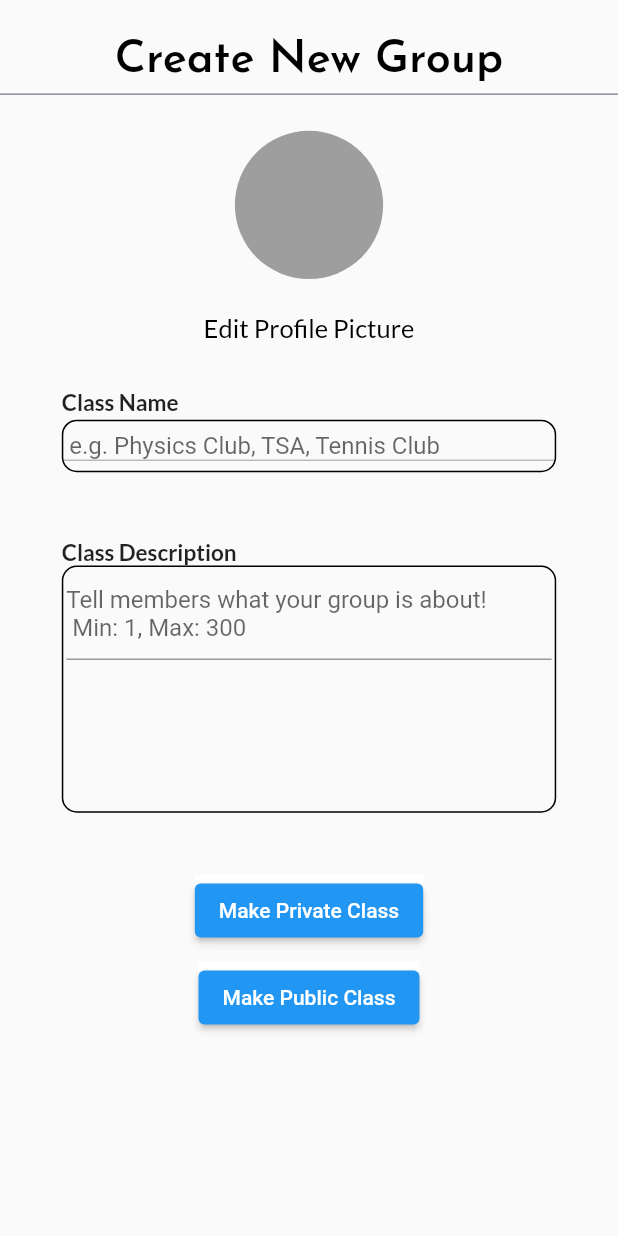
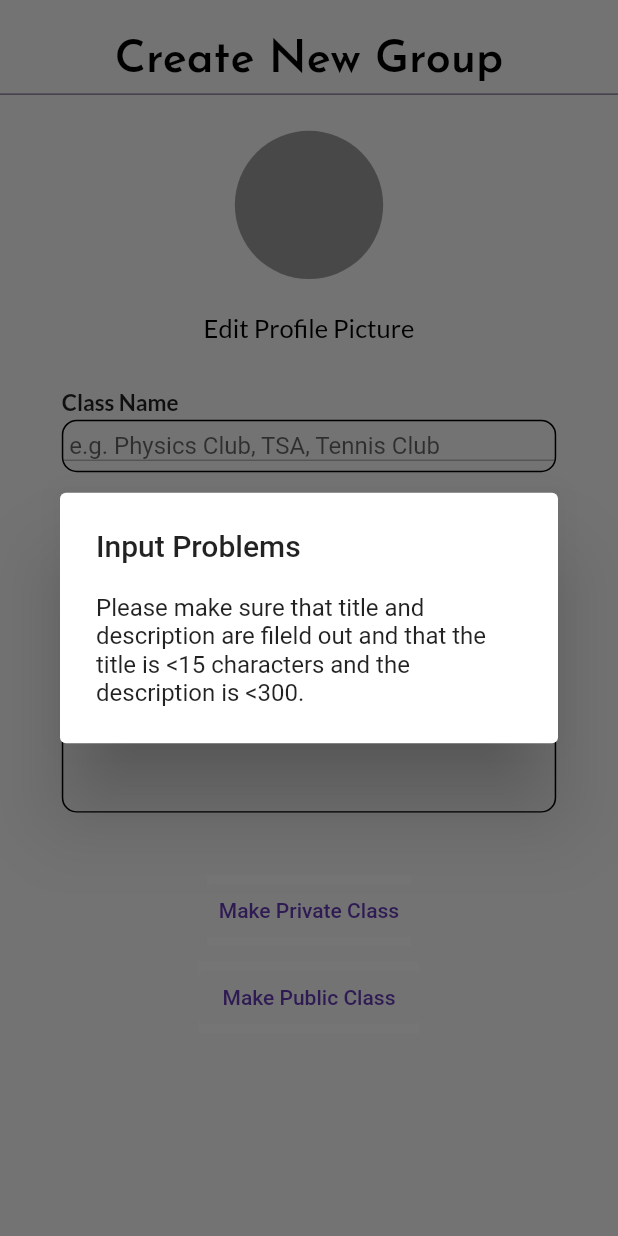
Before and after one commit to AreebE/Eduniciate, a Flutter app: the MyClassCreate screen opened directly with empty values, after a tap on "Make Private Class", on a phone screen of 412 x 824 dp. Run offline on Flutter 3.47's test engine with Material 2 defaults, Android fonts, the phone set to English and light mode, and no system bars; our stand-ins replace cloud_firestore, dash_chat_2, file_picker, firebase_auth, firebase_core, firebase_storage and 4 more; missing offline and left inert: flutter_chat_ui, paginated_search_bar; accounts and stored records are empty.

Commit message:
Update create_class_screen.dart

```diff
--- a/lib/joinAndCreateClass/create_class_screen.dart
+++ b/lib/joinAndCreateClass/create_class_screen.dart
@@ -46,6 +46,10 @@ class _MyClassCreate extends State<MyClassCreate>{
   @override
   Widget build(BuildContext context) {
     String code = "";
+    bool privateClass = true;
+    String finalClassName = "";
+    String finalClassDescription = "";
+
     return Scaffold(
       resizeToAvoidBottomInset:  false,
       body: SingleChildScrollView (
@@ -66,7 +70,9 @@ class _MyClassCreate extends State<MyClassCreate>{
           ),
           SizedBox(height:  MediaQuery. of(context). size.height * 0.01),
           ElevatedButton(
-            onPressed: () {},
+            onPressed: () {
+
+            },
             style: ElevatedButton.styleFrom(primary: Theme.of(context).scaffoldBackgroundColor, elevation: 0.0, shadowColor: Colors.transparent),
             child: Text("Edit Profile Picture", style: TextStyle(fontSize : 17, fontFamily: 'Lato', color: Colors.black)),
           ),
@@ -101,25 +107,55 @@ class _MyClassCreate extends State<MyClassCreate>{
             )
 
           ),
-          SizedBox(height:  MediaQuery. of(context). size.height * 0.05),
+          Container(height:  MediaQuery. of(context). size.height * 0.05, decoration: BoxDecoration(color: Theme.of(context).scaffoldBackgroundColor) ),
+          Container (
+            color: Colors.white,
+            child: TextButton(
+              onPressed: (){
+                if((className.text.length >= 1 && className.text.length < 15) && (description.text.length >= 1 && description.text.length < 300)){
+                  code = codeGenerator();
+                  showDialog(
+                    context: context,
+                    builder: (context) {
+                      return AlertDialog(
+                        title: Text("The code for your private class is: " + code),
+                        content: Text("Make sure to copy the code!"),
+                      );
+                    }
+                  );
+                } else {
+                  showDialog(
+                    context: context,
+                    builder: (context) {
+                      return AlertDialog(
+                        title: Text("Input Problems"),
+                        content: Text("Please make sure that title and description are fileld out and that the title is <15 characters and the description is <300."),
+                      );
+                    }
+                  );
+                }
+              },
+              style: ElevatedButton.styleFrom(primary: Theme.of(context).scaffoldBackgroundColor, elevation: 0.0, shadowColor: Colors.transparent),
+              child: Text ("Make Private Class", style: TextStyle(color: Colors.deepPurple) )
+            )
+          ),
+          Container(height:  10, decoration: BoxDecoration(color: Theme.of(context).scaffoldBackgroundColor) ),
           Container (
             color: Colors.white,
             child: ElevatedButton(
-              onPressed: (){
-                code = codeGenerator();
+              onPressed: () {
+                showDialog(
+                  context: context,
+                  builder: (context) {
+                  return AlertDialog(
+                    title: Text("Your class has been created!")
+              );
+            },
+          );
               },
-              child: Text ("Make Private Class")
-            )
-          ),
-          SizedBox(height: 10),
-          Container (
-            color: Colors.white,
-            child: ElevatedButton(
-              onPressed: (){
-
-              },
-              child: Text ("Make Public Class")
-            )
+              style: ElevatedButton.styleFrom(primary: Theme.of(context).scaffoldBackgroundColor, elevation: 0.0, shadowColor: Colors.transparent),
+              child: Text ("Make Public Class", style: TextStyle(color: Colors.deepPurple) )
+            ),
           ),
         ]
         )
@@ -127,6 +163,7 @@ class _MyClassCreate extends State<MyClassCreate>{
     );
   }
 }
+
 
 
 
@@ -139,9 +176,17 @@ Container displayCodeLetter(String codeLetter){
 }
 
 String codeGenerator() {
-  String code = "";
+  String code = ""; //have to save in firebase
+  String alphabet = "abcdefghijklmnopqrstuvwxyz";
+  Random random = new Random();
   for(int num = 0; num < 8; num++) {
-
+    if(num%2 ==1) {
+      code += alphabet[random.nextInt(26)];
+    }
+    else {
+      int randomNumber = random.nextInt(10);
+      code += randomNumber.toString();
+    }
   }
   return code;
 }
```
